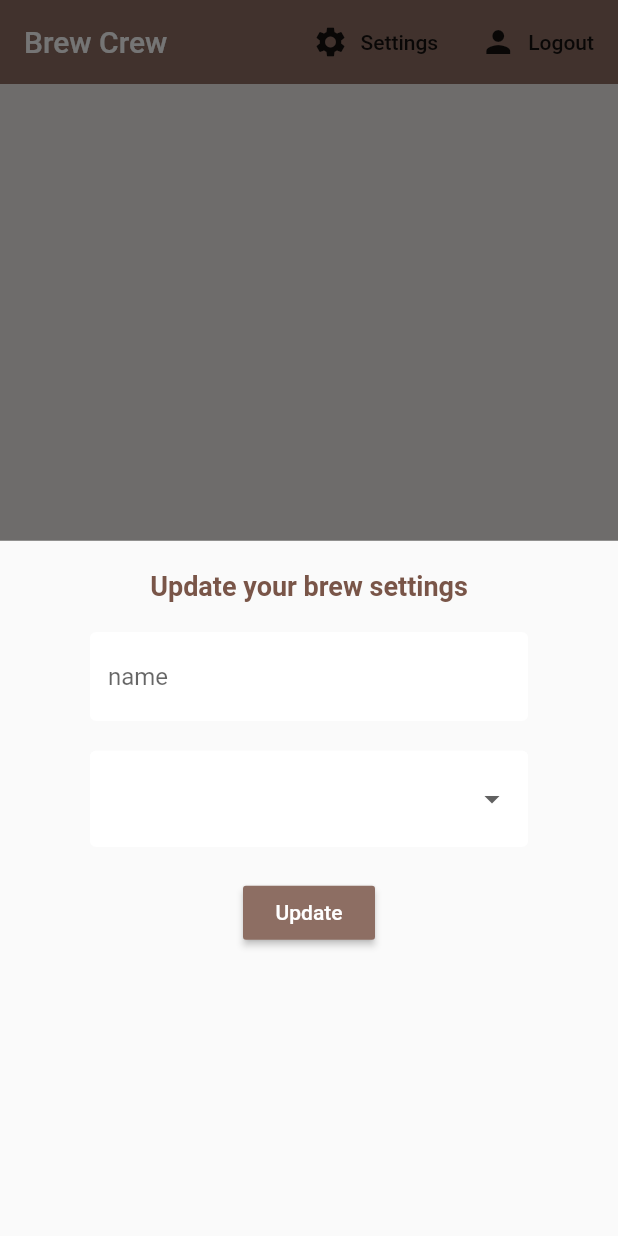
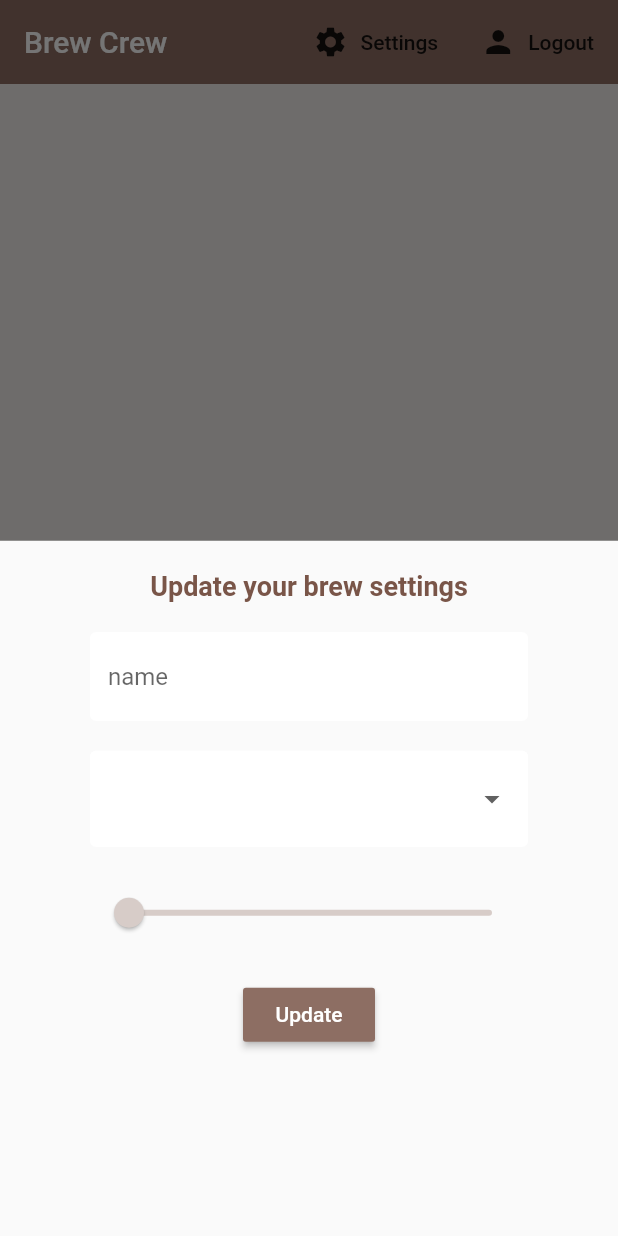
Before and after one commit to J-DK/flutter_firebase, a Flutter app: the screen it shows once a user with an empty profile is signed in, after a tap on "Settings", on a phone screen of 412 x 824 dp. Run offline on Flutter 3.47's test engine with Material 2 defaults, Android fonts, the phone set to English and light mode, and no system bars; our stand-ins replace cloud_firestore, firebase_auth, firebase_core, flutter_spinkit; accounts and stored records are empty.

Commit message:
feat: added a slider widget to change the brew strength

```diff
--- a/lib/screens/home/settings_form.dart
+++ b/lib/screens/home/settings_form.dart
@@ -45,6 +45,16 @@ class _SettingsFormState extends State<SettingsForm> {
             onChanged: (val) => setState(() => currentSugars = val),
           ),
           SizedBox(height: 20),
+          Slider(
+            value: (currentStrength ?? 100).toDouble(),
+            activeColor: Colors.brown[currentStrength ?? 100],
+            inactiveColor: Colors.brown[currentStrength ?? 100],
+            min: 100.0,
+            max: 900.0,
+            divisions: 8,
+            onChanged: (val) => setState(() => currentStrength = val.round()),
+          ),
+          SizedBox(height: 20),
           RaisedButton(
               color: Colors.brown[400],
               child: Text(
```
